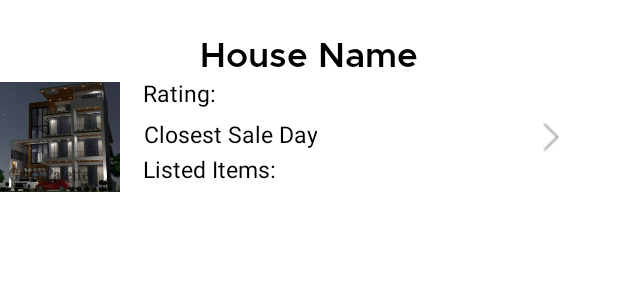
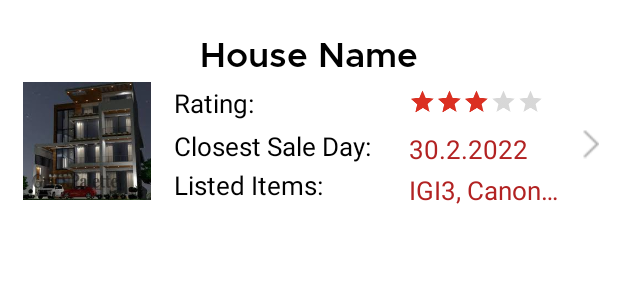
Before and after one commit to TomatoRage/House-Auction, an Android app: the layout houses_list_item.xml on its own in the app's theme, with its tools: preview values and no code run, on a phone screen of 412 x 824 dp. Shown: the top 300 px of the screen. Run offline under Robolectric (Android 15) with nearby library versions, the phone set to English and light mode, and no system bars.

Commit message:
Customer Side: - complete the house list items - splash fix now

```diff
--- a/app/src/main/java/com/example/auctionhouseapp/SplashingScreenActivity.kt
+++ b/app/src/main/java/com/example/auctionhouseapp/SplashingScreenActivity.kt
@@ -7,6 +7,7 @@ import android.os.Handler
 import android.util.Log
 import androidx.appcompat.app.AppCompatDelegate
 import com.example.auctionhouseapp.Utils.Constants
+import com.example.auctionhouseapp.Utils.FirebaseUtils
 import com.example.auctionhouseapp.Utils.FirebaseUtils.firebaseUser
 import com.example.auctionhouseapp.Utils.FirebaseUtils.userCollectionRef
 
@@ -28,9 +29,33 @@ class SplashingScreenActivity : AppCompatActivity() {
 
     private fun checkUser(){
 
+        if(FirebaseUtils.firebaseUser != null){
+            firebaseUser.let {
+                userCollectionRef
+                    .document(it.uid)
+                    .get().addOnSuccessListener{ doc ->
+                        if(doc != null){
+                            val userType:Int =  (doc.data!![Constants.USER_TYPE] as Long).toInt()
+                            if (userType == 0) {
+                                val intent = Intent(applicationContext, CustomerActivity::class.java)
+                                startActivity(intent)
+                                finish()
+                            } else {
+                                val intent = Intent(applicationContext, HouseActivity::class.java)
+                                startActivity(intent)
+                                finish()
+                            }
+                        } else {
+                            Log.d("SplashingActivity", "DOCUMENT NOT FOUND")
+                        }
+                    }
+            }
+        }
+        if(FirebaseUtils.firebaseUser == null){
             val intent = Intent(this, LoginActivity::class.java)
             startActivity(intent)
             finish()
+        }
     }
 
     companion object {
--- a/app/src/main/res/layout/fragment_auction_houses_list.xml
+++ b/app/src/main/res/layout/fragment_auction_houses_list.xml
@@ -1,7 +1,8 @@
 <?xml version="1.0" encoding="utf-8"?>
-<FrameLayout xmlns:android="http://schemas.android.com/apk/res/android"
+<androidx.constraintlayout.widget.ConstraintLayout xmlns:android="http://schemas.android.com/apk/res/android"
     xmlns:app="http://schemas.android.com/apk/res-auto"
     xmlns:tools="http://schemas.android.com/tools"
+    android:id="@+id/HousesListLayout"
     android:layout_width="match_parent"
     android:layout_height="match_parent"
     tools:context=".AuctionHousesListFragment">
@@ -16,4 +17,4 @@
         app:layout_constraintTop_toTopOf="parent"
         tools:listitem="@layout/houses_list_item"/>
 
-</FrameLayout>
+</androidx.constraintlayout.widget.ConstraintLayout>
--- a/app/src/main/res/layout/houses_list_item.xml
+++ b/app/src/main/res/layout/houses_list_item.xml
@@ -12,7 +12,6 @@
         android:layout_marginTop="16dp">
 
 
-
         <LinearLayout
             android:layout_width="match_parent"
             android:layout_height="match_parent"
@@ -23,13 +22,14 @@
                 android:id="@+id/textview_title"
                 android:layout_width="wrap_content"
                 android:layout_height="wrap_content"
+                android:layout_gravity="center"
                 android:layout_marginTop="5dp"
                 android:fontFamily="@font/metropolis_semibold"
-                android:layout_gravity="center"
                 android:text="House Name"
                 android:textAppearance="@style/TextAppearance.AppCompat.Body1"
                 android:textColor="@color/black"
-                android:textSize="23sp" />
+                android:textSize="23sp"
+                tools:ignore="HardcodedText" />
 
             <LinearLayout
                 android:id="@+id/LayoutTop"
@@ -38,10 +38,12 @@
                 android:orientation="horizontal">
 
                 <ImageView
-                    android:layout_width="80dp"
-                    android:layout_height="80dp"
-                    app:srcCompat="@drawable/item_pic">
-                </ImageView>
+                    android:layout_width="85dp"
+                    android:layout_height="85dp"
+                    android:layout_marginStart="15dp"
+                    app:srcCompat="@drawable/item_pic"
+                    android:contentDescription="Auction House"
+                    tools:ignore="HardcodedText"/>
 
                 <LinearLayout
                     android:layout_width="wrap_content"
@@ -50,48 +52,86 @@
                     android:orientation="vertical">
 
                     <TextView
-                        android:id="@+id/rating"
                         android:layout_width="match_parent"
-                        android:layout_height="25dp"
+                        android:layout_height="27dp"
                         android:text="Rating:"
+                        android:layout_marginTop="5dp"
                         android:textColor="@color/black"
-                        android:textSize="15sp"
+                        android:textSize="17sp"
                         tools:ignore="HardcodedText" />
+
+                    <TextView
+                        android:layout_width="match_parent"
+                        android:layout_height="27dp"
+                        android:gravity="center"
+                        android:text="Closest Sale Day:"
+                        android:textColor="@color/black"
+                        android:textSize="17sp"
+                        tools:ignore="HardcodedText" />
+
+                    <TextView
+                        android:layout_width="match_parent"
+                        android:layout_height="29dp"
+                        android:text="Listed Items:"
+                        android:textColor="@color/black"
+                        android:textSize="17sp"
+                        tools:ignore="HardcodedText" />
+                </LinearLayout>
+
+                <LinearLayout
+                    android:layout_width="110sp"
+                    android:layout_height="wrap_content"
+                    android:layout_marginStart="15dp"
+                    android:orientation="vertical">
+
+                    <RatingBar
+                        android:id="@+id/house_rating"
+                        style="@style/Widget.AppCompat.RatingBar.Indicator"
+                        android:layout_width="180dp"
+                        android:layout_height="wrap_content"
+                        android:layout_marginStart="10dp"
+                        android:numStars="5"
+                        android:rating="3"
+                        android:scaleX=".5"
+                        android:scaleY=".5"
+                        android:transformPivotX="0dp"
+                        android:transformPivotY="15dp" />
 
                     <TextView
                         android:id="@+id/closest_sale_day"
                         android:layout_width="match_parent"
-                        android:layout_height="25dp"
-                        android:gravity="center"
-                        android:text="Closest Sale Day"
-                        android:textColor="@color/black"
-                        android:textSize="15sp" />
+                        android:layout_height="27dp"
+                        android:layout_marginStart="10dp"
+                        android:text="30.2.2022"
+                        android:textColor="@color/firebrick"
+                        android:textSize="17sp"
+                        tools:ignore="HardcodedText" />
 
                     <TextView
                         android:id="@+id/listed_items"
                         android:layout_width="match_parent"
                         android:layout_height="25dp"
-
-                        android:text="Listed Items:"
-                        android:textColor="@color/black"
-                        android:textSize="15sp" />
+                        android:layout_marginStart="10dp"
+                        android:text="IGI3, Canon4, Nike Ball"
+                        android:textColor="@color/firebrick"
+                        android:textSize="17sp"
+                        android:ellipsize="end"
+                        android:maxLines="1"
+                        tools:ignore="HardcodedText" />
                 </LinearLayout>
 
                 <ImageView
                     android:id="@+id/imageView2"
                     android:layout_width="wrap_content"
                     android:layout_height="match_parent"
-                    android:layout_marginLeft="150dp"
+                    android:layout_marginStart="15dp"
+
                     app:srcCompat="@drawable/arrow" />
             </LinearLayout>
-
 
 
         </LinearLayout>
 
 
-
-
-
     </RelativeLayout>
 </LinearLayout>
```
